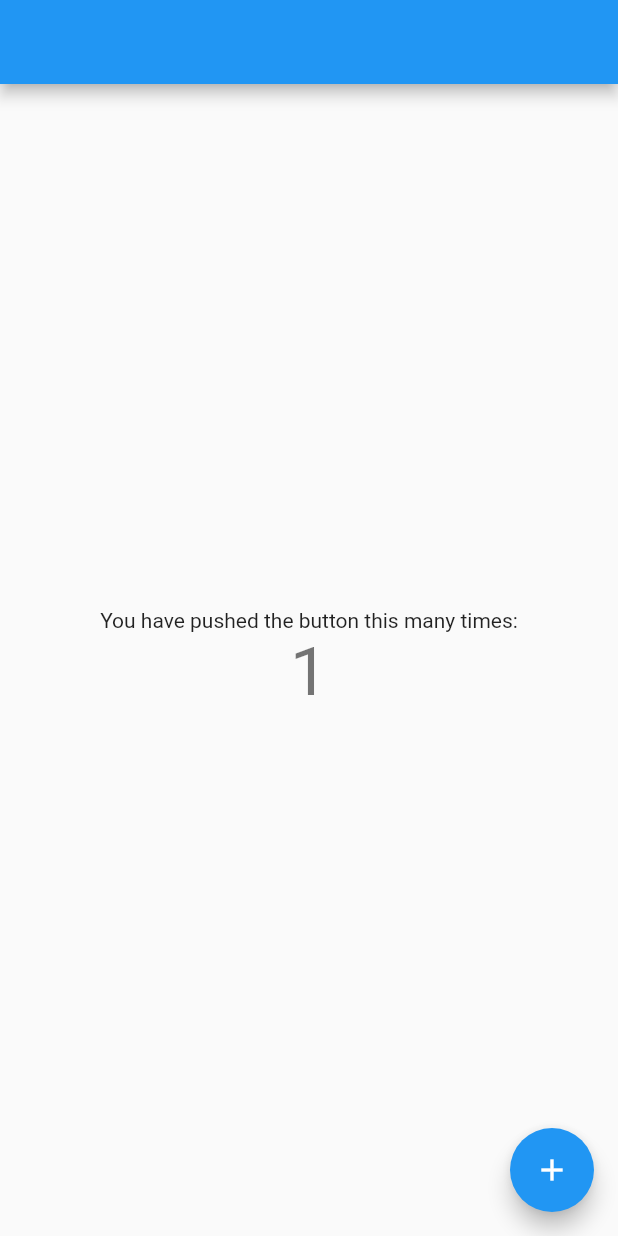
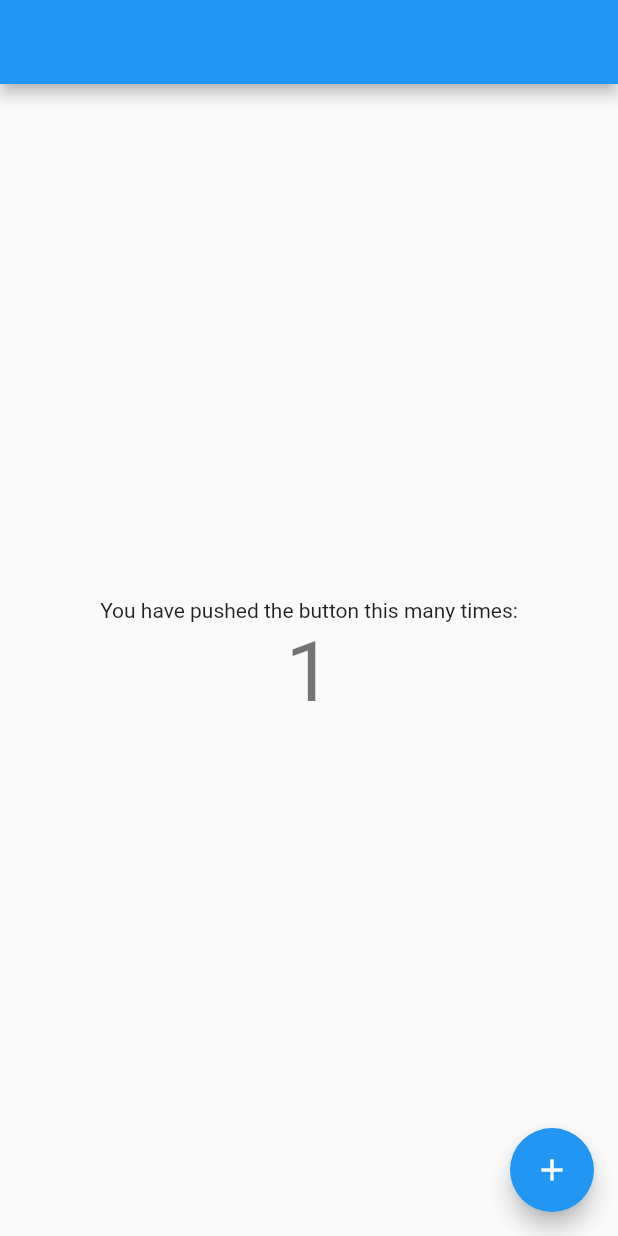
Before and after one commit to janerleonardo/FlutterBasic, a Flutter app: the MyHomePage screen opened directly with empty values, after a tap on the "add" icon, on a phone screen of 412 x 824 dp. Run offline on Flutter 3.47's test engine with Material 2 defaults, Android fonts, the phone set to English and light mode, and no system bars.

```diff
--- a/lib/button_purple.dart
+++ /dev/null
@@ -1,61 +0,0 @@
-import 'package:flutter/material.dart';
-
-
-class ButtonPurple extends StatelessWidget {
-
-  String buttonText = "Navigate";
-
-  ButtonPurple(this.buttonText);
-
-  @override
-  Widget build(BuildContext context) {
-    // TODO: implement build
-    return InkWell(
-      onTap: () {
-        ScaffoldMessenger.of(context).showSnackBar(
-            SnackBar(
-              content: Text("Navegando"),
-            )
-        );
-      },
-      child: Container(
-        margin: EdgeInsets.only(
-            top: 30.0,
-            left: 20.0,
-            right: 20.0
-        ),
-        height: 50.0,
-        width: 180.0,
-        decoration: BoxDecoration(
-            borderRadius: BorderRadius.circular(30.0),
-            gradient: LinearGradient(
-              colors: [
-                Color(0xFF4268D3),
-                Color(0xFF584CD1)
-              ],
-              begin: FractionalOffset(0.2, 0.0),
-              end: FractionalOffset(1.0, 0.6),
-              stops: [0.0, 0.6],
-              tileMode: TileMode.clamp
-
-            )
-
-        ),
-
-        child: Center(
-          child: Text(
-            buttonText,
-            style: TextStyle(
-              fontSize: 18.0,
-              fontFamily: "Lato",
-              color: Colors.white
-            ),
-
-          ),
-        ),
-
-      ),
-    );
-  }
-
-}
--- a/lib/card_image.dart
+++ /dev/null
@@ -1,50 +0,0 @@
-import 'package:flutter/material.dart';
-import 'floating_action_button_green.dart';
-
-class  CardImage extends StatelessWidget {
-
-  String pathImage = "assets/img/beach.jpeg";
-
-  CardImage(this.pathImage);
-
-  @override
-  Widget build(BuildContext context) {
-    // TODO: implement build
-
-    final card = Container(
-      height: 350.0,
-      width: 250.0,
-      margin: EdgeInsets.only(
-        top: 80.0,
-        left: 20.0
-
-      ),
-
-      decoration: BoxDecoration(
-        image: DecorationImage(
-          fit: BoxFit.cover,
-            image: AssetImage(pathImage)
-        ),
-        borderRadius: BorderRadius.all(Radius.circular(10.0)),
-        shape: BoxShape.rectangle,
-        boxShadow: <BoxShadow>[
-          BoxShadow (
-            color:  Colors.black38,
-            blurRadius: 15.0,
-            offset: Offset(0.0, 7.0)
-          )
-        ]
-
-      ),
-    );
-
-    return Stack(
-      alignment: Alignment(0.9,1.1),
-      children: <Widget>[
-        card,
-        FloatingActionButtonGreen()
-      ],
-    );
-  }
-
-}
--- a/lib/card_image_list.dart
+++ /dev/null
@@ -1,25 +0,0 @@
-import 'package:flutter/material.dart';
-import 'card_image.dart';
-
-class CardImageList extends StatelessWidget {
-
-  @override
-  Widget build(BuildContext context) {
-    // TODO: implement build
-    return Container(
-      height: 350.0,
-      child: ListView(
-        padding: EdgeInsets.all(25.0),
-        scrollDirection: Axis.horizontal,
-        children: <Widget>[
-          CardImage("assets/img/beach_palm.jpeg"),
-          CardImage("assets/img/mountain.jpeg"),
-          CardImage("assets/img/mountain_stars.jpeg"),
-          CardImage("assets/img/river.jpeg"),
-          CardImage("assets/img/sunset.jpeg"),
-        ],
-      ),
-    );
-  }
-
-}
--- a/lib/description_place.dart
+++ /dev/null
@@ -1,120 +0,0 @@
-import 'package:flutter/material.dart';
-import 'button_purple.dart';
-
-class DescriptionPlace extends StatelessWidget {
-
-  String namePlace;
-  int stars;
-  String descriptionPlace;
-
-  DescriptionPlace(this.namePlace, this.stars, this.descriptionPlace);
-
-
-
-  @override
-  Widget build(BuildContext context) {
-    // TODO: implement build
-
-    final star_half = Container (
-      margin: EdgeInsets.only(
-          top: 353.0,
-          right: 3.0
-      ),
-
-      child: Icon(
-        Icons.star_half,
-        color:  Color(0xFFf2C611),
-      ),
-    );
-
-    final star_border = Container (
-      margin: EdgeInsets.only(
-          top: 353.0,
-          right: 3.0
-      ),
-
-      child: Icon(
-        Icons.star_border,
-        color:  Color(0xFFf2C611),
-      ),
-    );
-
-    final star = Container (
-      margin: EdgeInsets.only(
-        top: 353.0,
-        right: 3.0
-      ),
-
-      child: Icon(
-        Icons.star,
-        color:  Color(0xFFf2C611),
-      ),
-    );
-
-    final title_stars = Row (
-      children: <Widget>[
-        Container (
-          margin: EdgeInsets.only(
-            top: 350.0,
-            left: 20.0,
-            right: 20.0
-          ),
-
-          child: Text(
-            namePlace,
-            style: TextStyle(
-              fontFamily: "Lato",
-              fontSize: 30.0,
-              fontWeight: FontWeight.w900
-            ),
-            textAlign: TextAlign.left,
-          ),
-
-        ),
-
-        Row(
-          children: <Widget>[
-            star,
-            star,
-            star,
-            star,
-            star_half
-          ],
-        )
-
-
-      ],
-    );
-
-    final description = Container(
-      margin: new EdgeInsets.only(
-          top: 20.0,
-          left: 20.0,
-          right: 20.0
-
-      ),
-      child: new Text(
-        descriptionPlace,
-        style: const TextStyle(
-            fontFamily: "Lato",
-            fontSize: 16.0,
-            fontWeight: FontWeight.bold,
-            color: Color(0xFF56575a)
-        ),
-
-      ),
-    );
-
-    return Column(
-      crossAxisAlignment: CrossAxisAlignment.start,
-      children: <Widget>[
-        title_stars,
-        description,
-        ButtonPurple("Navigate")
-      ],
-    );
-
-
-  }
-
-}
--- a/lib/floating_action_button_green.dart
+++ /dev/null
@@ -1,38 +0,0 @@
-import 'package:flutter/material.dart';
-
-class FloatingActionButtonGreen extends StatefulWidget {
-  @override
-  State<StatefulWidget> createState() {
-    // TODO: implement createState
-    return _FloatingActionButtonGreen();
-  }
-
-}
-
-
-class _FloatingActionButtonGreen extends State<FloatingActionButtonGreen> {
-
-  void onPressedFav(){
-    ScaffoldMessenger.of(context).showSnackBar(
-        SnackBar(
-          content: Text("Agregaste a tus Favoritos"),
-        )
-    );
-
-  }
-
-  @override
-  Widget build(BuildContext context) {
-    // TODO: implement build
-    return FloatingActionButton(
-      backgroundColor: Color(0xFF11DA53),
-      mini: true,
-      tooltip: "Fav",
-      onPressed: onPressedFav,
-      child: Icon(
-        Icons.favorite_border
-      ),
-    );
-  }
-
-}
--- a/lib/gradient_back.dart
+++ /dev/null
@@ -1,44 +0,0 @@
-import 'package:flutter/material.dart';
-
-class GradientBack extends StatelessWidget {
-
-
-  String title = "Popular";
-
-  GradientBack(this.title);
-
-  @override
-  Widget build(BuildContext context) {
-    // TODO: implement build
-    return Container(
-      height: 250.0,
-      decoration: BoxDecoration(
-        gradient: LinearGradient(
-            colors: [
-              Color(0xFF4268D3),
-              Color(0xFF584CD1)
-            ],
-          begin: FractionalOffset(0.2, 0.0),
-          end: FractionalOffset(1.0, 0.6),
-            stops: [0.0, 0.6],
-            tileMode: TileMode.clamp
-        )
-      ),
-
-
-      child: Text(
-        title,
-        style: TextStyle(
-          color: Colors.white,
-          fontSize: 30.0,
-          fontFamily: "Lato",
-          fontWeight: FontWeight.bold
-        ),
-      ),
-
-      alignment: Alignment(-0.9, -0.6),
-
-    );
-  }
-
-}
--- a/lib/header_appbar.dart
+++ /dev/null
@@ -1,17 +0,0 @@
-import 'package:flutter/material.dart';
-import 'gradient_back.dart';
-import 'card_image_list.dart';
-
-class HeaderAppBar extends StatelessWidget {
-  @override
-  Widget build(BuildContext context) {
-    // TODO: implement build
-    return Stack(
-      children: <Widget>[
-        GradientBack("Bienvenido"),
-        CardImageList()
-      ],
-    );
-  }
-
-}
--- a/lib/home_trips.dart
+++ /dev/null
@@ -1,25 +0,0 @@
-import 'package:flutter/material.dart';
-import 'description_place.dart';
-import 'header_appbar.dart';
-import 'review_list.dart';
-
-class HomeTrips extends StatelessWidget {
-  String descriptionDummy = "Lorem Ipsum is simply dummy text of the printing and typesetting industry. Lorem Ipsum has been the industry's standard dummy text ever since the 1500s, when an unknown printer took a galley of type and scrambled it to make a type specimen book. \n\nLorem Ipsum is simply dummy text of the printing and typesetting industry. Lorem Ipsum has been the industry's standard dummy text ever since the 1500s, when an unknown printer took a galley of type and scrambled it to make a type specimen book.";
-  @override
-  Widget build(BuildContext context) {
-    // TODO: implement build
-    return Stack(
-      children: <Widget>[
-        ListView(
-          children: <Widget>[
-            DescriptionPlace("Bahamas", 4, descriptionDummy),
-            ReviewList()
-
-          ],
-        ),
-        HeaderAppBar()
-      ],
-    );
-  }
-
-}
--- a/lib/main.dart
+++ b/lib/main.dart
@@ -102,7 +102,7 @@ class _MyHomePageState extends State<MyHomePage> {
             ),
             Text(
               '$_counter',
-              style: Theme.of(context).textTheme.displaySmall,
+              style: Theme.of(context).textTheme.displayMedium,
             ),
           ],
         ),
--- a/lib/profile_trips.dart
+++ /dev/null
@@ -1,27 +0,0 @@
-import 'package:flutter/material.dart';
-import 'profile_header.dart';
-import 'profile_places_list.dart';
-import 'profile_background.dart';
-
-class ProfileTrips extends StatelessWidget {
-  @override
-  Widget build(BuildContext context) {
-    // TODO: implement build
-    /*return Container(
-      color: Colors.indigo,
-    );*/
-    return Stack(
-      children: <Widget>[
-        ProfileBackground(),
-        ListView(
-          children: <Widget>[
-            ProfileHeader(),
-            ProfilePlacesList()
-
-          ],
-        ),
-      ],
-    );
-  }
-
-}
--- a/lib/search_trips.dart
+++ /dev/null
@@ -1,12 +0,0 @@
-import 'package:flutter/material.dart';
-
-class SearchTrips extends StatelessWidget{
-  @override
-  Widget build(BuildContext context) {
-    // TODO: implement build
-    return Container(
-      color: Colors.greenAccent,
-    );
-  }
-
-}
```
Also changed, not shown: lib/platzi_trips_cupertino.dart (+4 -4 lines).
